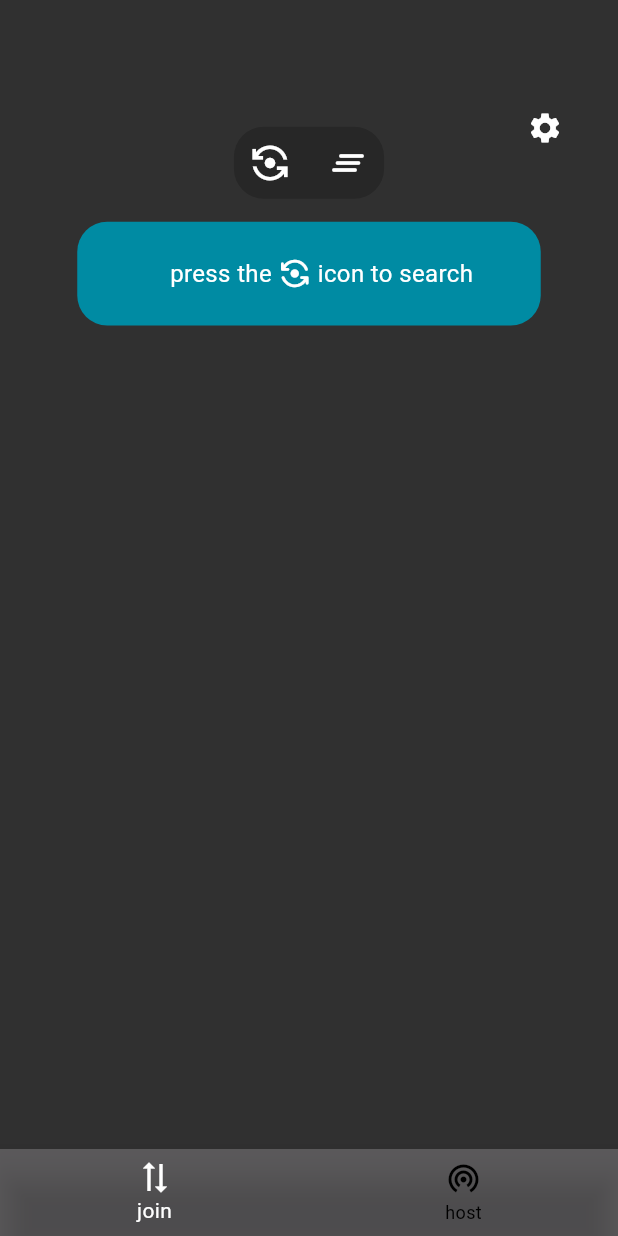
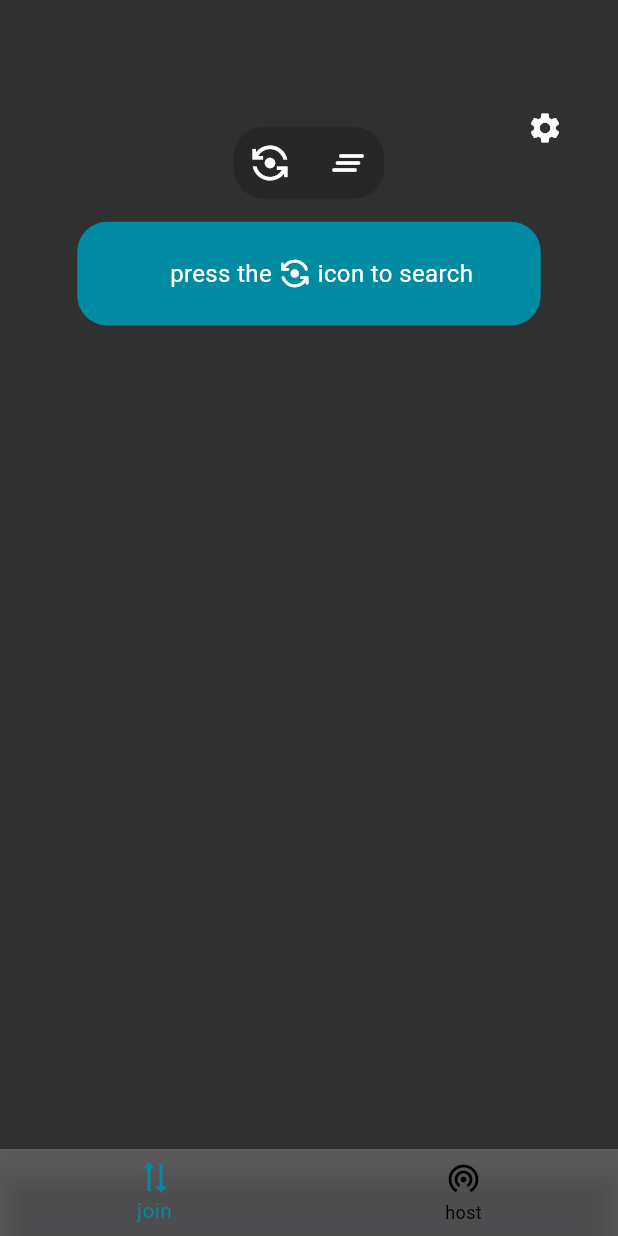
Before and after one commit to darksider-05/live_text, a Flutter app: the screen it shows after launch, on a phone screen of 412 x 824 dp. Run offline on Flutter 3.47's test engine with Material 3 defaults, Android fonts, the phone set to English and light mode, and no system bars; our stand-ins replace shared_preferences, shelf, shelf_web_socket; missing offline and left inert: network_info_plus.

Commit message:
some visual improvements, launcher naming and adding the icons

```diff
--- a/lib/bottom_navigation_bar.dart
+++ b/lib/bottom_navigation_bar.dart
@@ -20,7 +20,7 @@ class Bar extends StatelessWidget {
         backgroundColor: theme.current!["background"]?.withAlpha(200),
         enableFeedback: false,
         currentIndex: nav.currentpage,
-        selectedItemColor: theme.current!["text"],
+        selectedItemColor: theme.current!["primary"],
         unselectedItemColor: theme.current!["untext"],
         onTap: (value) {
           nav.changepage(value);
--- a/lib/pages/hostp.dart
+++ b/lib/pages/hostp.dart
@@ -3,7 +3,7 @@ import 'dart:io';
 import 'dart:math';
 import 'package:flutter/services.dart';
 import 'package:flutter/material.dart';
-import 'package:live_text/providers.dart';
+import 'package:livetext/providers.dart';
 import 'package:network_info_plus/network_info_plus.dart';
 import 'package:shelf_web_socket/shelf_web_socket.dart';
 import 'package:web_socket_channel/web_socket_channel.dart';
--- a/lib/pages/joinp.dart
+++ b/lib/pages/joinp.dart
@@ -2,7 +2,7 @@ import 'dart:convert';
 
 import 'package:flutter/material.dart';
 import 'package:flutter/services.dart';
-import 'package:live_text/providers.dart';
+import 'package:livetext/providers.dart';
 import 'package:web_socket_channel/web_socket_channel.dart';
 import 'package:web_socket_channel/io.dart';
 
--- a/lib/pages/lobby.dart
+++ b/lib/pages/lobby.dart
@@ -2,7 +2,7 @@ import 'dart:convert';
 import 'dart:io';
 
 import 'package:flutter/material.dart';
-import 'package:live_text/providers.dart';
+import 'package:livetext/providers.dart';
 import 'package:network_info_plus/network_info_plus.dart';
 
 // ignore: must_be_immutable
--- a/lib/pages/setp.dart
+++ b/lib/pages/setp.dart
@@ -2,7 +2,7 @@ import 'package:flutter/material.dart';
 import 'package:flutter/cupertino.dart';
 import 'package:shared_preferences/shared_preferences.dart';
 import '../providers.dart';
-import 'package:live_text/names.dart';
+import 'package:livetext/names.dart';
 
 class Sp extends StatefulWidget {
   final General general;
@@ -163,7 +163,9 @@ class _SpState extends State<Sp> {
           ElevatedButton(
             style: ButtonStyle(
               backgroundColor: WidgetStatePropertyAll(
-                widget.theme.current!["accent"],
+                !widget.theme.dark
+                    ? widget.theme.current!["secondary"]
+                    : widget.theme.current!["accent"],
               ),
             ),
             onPressed: () {
--- a/pubspec.yaml
+++ b/pubspec.yaml
@@ -1,4 +1,4 @@
-name: live_text
+name: livetext
 description: "A new Flutter project."
 # The following line prevents the package from being accidentally published to
 # pub.dev using `flutter pub publish`. This is preferred for private packages.
@@ -62,7 +62,9 @@ flutter:
   uses-material-design: true
 
   # To add assets to your application, add an assets section, like this:
-  # assets:
+  assets:
+    - linux/assets/icon.png
+
   #   - images/a_dot_burr.jpeg
   #   - images/a_dot_ham.jpeg
 
```
Also changed, not shown: lib/main.dart (+6 -5 lines), 19 other files.
